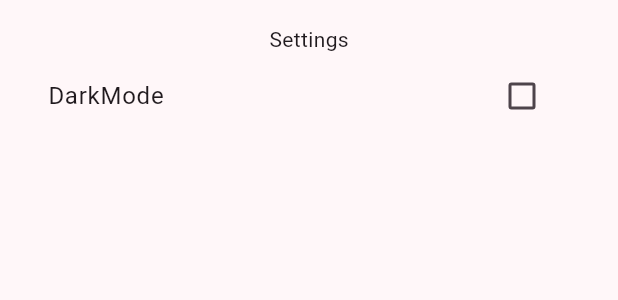
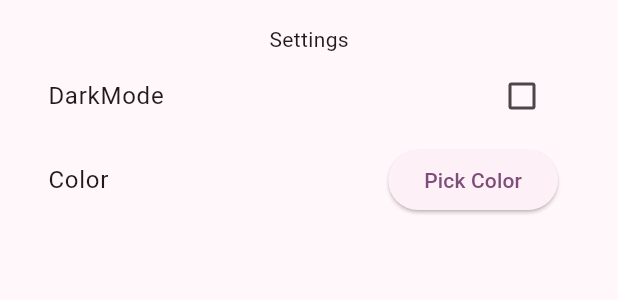
Before and after one commit to ComteHerrapait/DadouFit, a Flutter app: the SettingsPage widget shown alone on an empty page, opened directly, on a phone screen of 412 x 824 dp. Shown: the top 300 px of the screen. Run offline on Flutter 3.47's test engine with Material 3 defaults, Android fonts, the phone set to English and light mode, and no system bars; our stand-ins replace flutter_colorpicker, shared_preferences; accounts and stored records are empty; network calls fail.

Commit message:
option to choose main color

```diff
--- a/lib/src/dadoufit.dart
+++ b/lib/src/dadoufit.dart
@@ -12,12 +12,14 @@ class DadouFitApp extends StatelessWidget {
   @override
   Widget build(BuildContext context) {
     return MultiProvider(
-      providers: [ChangeNotifierProvider(create: (context) => ThemeProvider())],
+      providers: [
+        ChangeNotifierProvider(create: (context) => SettingsProvider()),
+      ],
       child: DefaultTabController(
         length: 3,
         child: Builder(
           builder: (context) {
-            final themeProvider = Provider.of<ThemeProvider>(context);
+            final themeProvider = Provider.of<SettingsProvider>(context);
             return MaterialApp(
               title: 'DadouFit',
               theme: themeProvider.theme(),
--- a/lib/src/pages/mainpage.dart
+++ b/lib/src/pages/mainpage.dart
@@ -83,8 +83,7 @@ class _PlanningSelectorsState extends State<PlanningSelectors> {
       subtitle: areFiltersExpanded ? null : Text(planningProvider.selectionStr),
       leading: Icon(Icons.filter_alt),
       initiallyExpanded: areFiltersExpanded,
-      onExpansionChanged:
-          (value) => setState(() => {areFiltersExpanded = value}),
+      onExpansionChanged: (value) => setState(() => areFiltersExpanded = value),
       children: [
         Flex(
           direction: Axis.vertical,
--- a/lib/src/pages/settingspage.dart
+++ b/lib/src/pages/settingspage.dart
@@ -1,13 +1,22 @@
 import 'package:dadoufit/src/providers/themeprovider.dart';
 import 'package:flutter/material.dart';
+import 'package:flutter_colorpicker/flutter_colorpicker.dart';
 import 'package:provider/provider.dart';
 
-class SettingsPage extends StatelessWidget {
+class SettingsPage extends StatefulWidget {
   const SettingsPage({super.key});
 
   @override
+  State<SettingsPage> createState() => _SettingsPageState();
+}
+
+class _SettingsPageState extends State<SettingsPage> {
+  Color pickerColor = Color(0xff443a49);
+  Color currentColor = Color(0xff443a49);
+
+  @override
   Widget build(BuildContext context) {
-    final themeProvider = Provider.of<ThemeProvider>(context);
+    final settingsProvider = Provider.of<SettingsProvider>(context);
 
     return Padding(
       padding: const EdgeInsets.all(16.0),
@@ -20,11 +29,46 @@ class SettingsPage extends StatelessWidget {
           ListTile(
             title: const Text("DarkMode"),
             trailing: Checkbox(
-              value: themeProvider.isDarkMode,
+              value: settingsProvider.isDarkMode,
               onChanged: (v) {
                 if (v == null) return;
-                themeProvider.changeTheme(v ? ThemeMode.dark : ThemeMode.light);
+                settingsProvider.changeTheme(
+                  v ? ThemeMode.dark : ThemeMode.light,
+                );
               },
+            ),
+          ),
+          ListTile(
+            title: Text("Color"),
+            trailing: ElevatedButton(
+              child: const Text('Pick Color'),
+              onPressed:
+                  () => showDialog<String>(
+                    context: context,
+                    builder:
+                        (BuildContext context) => Dialog(
+                          child: Padding(
+                            padding: const EdgeInsets.all(8.0),
+                            child: Column(
+                              mainAxisSize: MainAxisSize.min,
+                              mainAxisAlignment: MainAxisAlignment.center,
+                              children: <Widget>[
+                                MaterialPicker(
+                                  pickerColor: pickerColor,
+                                  onColorChanged: settingsProvider.changeColor,
+                                ),
+                                const SizedBox(height: 15),
+                                TextButton(
+                                  onPressed: () {
+                                    Navigator.pop(context);
+                                  },
+                                  child: const Text('Close'),
+                                ),
+                              ],
+                            ),
+                          ),
+                        ),
+                  ),
             ),
           ),
         ],
--- a/lib/src/providers/themeprovider.dart
+++ b/lib/src/providers/themeprovider.dart
@@ -1,14 +1,11 @@
 import 'package:flutter/material.dart';
 import 'package:shared_preferences/shared_preferences.dart';
 
-class ThemeProvider extends ChangeNotifier {
+class SettingsProvider extends ChangeNotifier {
   ThemeMode themeMode = ThemeMode.dark;
+  Color color = Color.fromARGB(125, 255, 50, 255);
 
-  bool get isDarkMode => themeMode == ThemeMode.dark;
-  Brightness get brightness =>
-      themeMode == ThemeMode.dark ? Brightness.dark : Brightness.light;
-
-  ThemeProvider() {
+  SettingsProvider() {
     _init();
   }
 
@@ -30,12 +27,19 @@ class ThemeProvider extends ChangeNotifier {
     notifyListeners();
   }
 
+  void changeColor(Color newColor) async {
+    color = newColor;
+    notifyListeners();
+  }
+
+  bool get isDarkMode => themeMode == ThemeMode.dark;
+  Brightness get brightness =>
+      themeMode == ThemeMode.dark ? Brightness.dark : Brightness.light;
   ThemeData theme() {
     return ThemeData(
       colorScheme: ColorScheme.fromSeed(
-        brightness:
-            themeMode == ThemeMode.dark ? Brightness.dark : Brightness.light,
-        seedColor: const Color.fromARGB(125, 255, 50, 255),
+        brightness: brightness,
+        seedColor: color,
       ),
     );
   }
--- a/pubspec.yaml
+++ b/pubspec.yaml
@@ -35,8 +35,9 @@ dependencies:
   shared_preferences: ^2.5.2
   http: ^1.3.0
   intl: ^0.20.2
-  logging: ^1.3.0
   collection: ^1.19.1
+  dependency_validator: ^5.0.2
+  flutter_colorpicker: ^1.1.0
 
 dev_dependencies:
   flutter_test:
```
Also changed, not shown: pubspec.lock.
